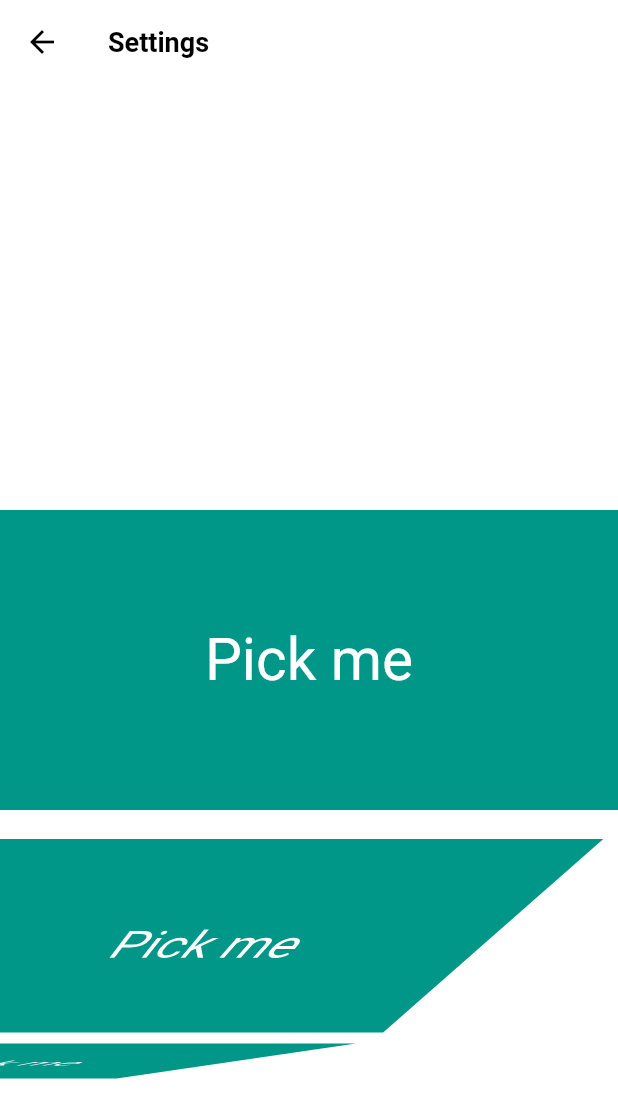
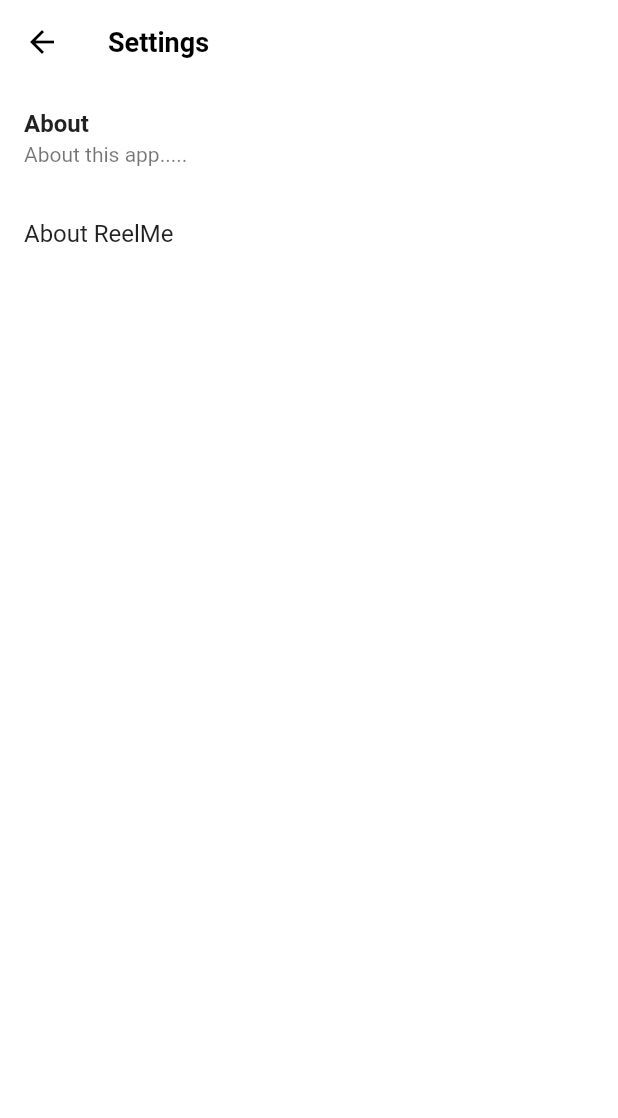
Before and after one commit to jangjia01234/reel_me, a Flutter app: the SettingsScreen screen opened directly, on a phone screen of 412 x 824 dp. Shown: the top 1118 px of the screen. Run offline on Flutter 3.47's test engine with Material 3 defaults, Android fonts, the phone set to English and light mode, and no system bars; our stand-ins replace font_awesome_flutter, video_player, visibility_detector; network calls fail.

Commit message:
About ListTile 구현

```diff
--- a/lib/features/settings/settings_screen.dart
+++ b/lib/features/settings/settings_screen.dart
@@ -9,26 +9,25 @@ class SettingsScreen extends StatelessWidget {
       appBar: AppBar(
         title: const Text("Settings"),
       ),
-      body: ListWheelScrollView(
-        diameterRatio: 1.5,
-        offAxisFraction: 1.5,
-        itemExtent: 200,
+      body: ListView(
         children: [
-          for (var x in [1, 2, 1, 1, 1, 1, 1, 1, 1, 1, 1])
-            FractionallySizedBox(
-              widthFactor: 1,
-              child: Container(
-                color: Colors.teal,
-                alignment: Alignment.center,
-                child: const Text(
-                  "Pick me",
-                  style: TextStyle(
-                    color: Colors.white,
-                    fontSize: 39,
-                  ),
-                ),
+          // 방법 1
+          ListTile(
+            onTap: () => showAboutDialog(
+              context: context,
+              applicationVersion: "1.0",
+              applicationLegalese: "All rights reserved. Please don't copy me.",
+            ),
+            title: const Text(
+              "About",
+              style: TextStyle(
+                fontWeight: FontWeight.w600,
               ),
-            )
+            ),
+            subtitle: const Text("About this app....."),
+          ),
+          // 방법 2
+          const AboutListTile(),
         ],
       ),
     );
```
